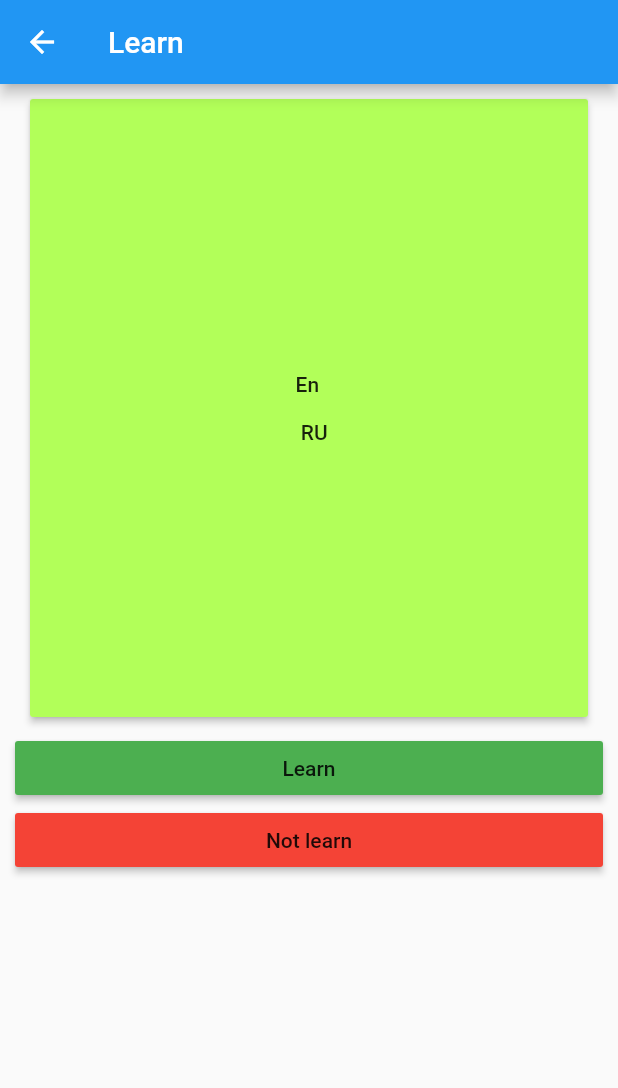
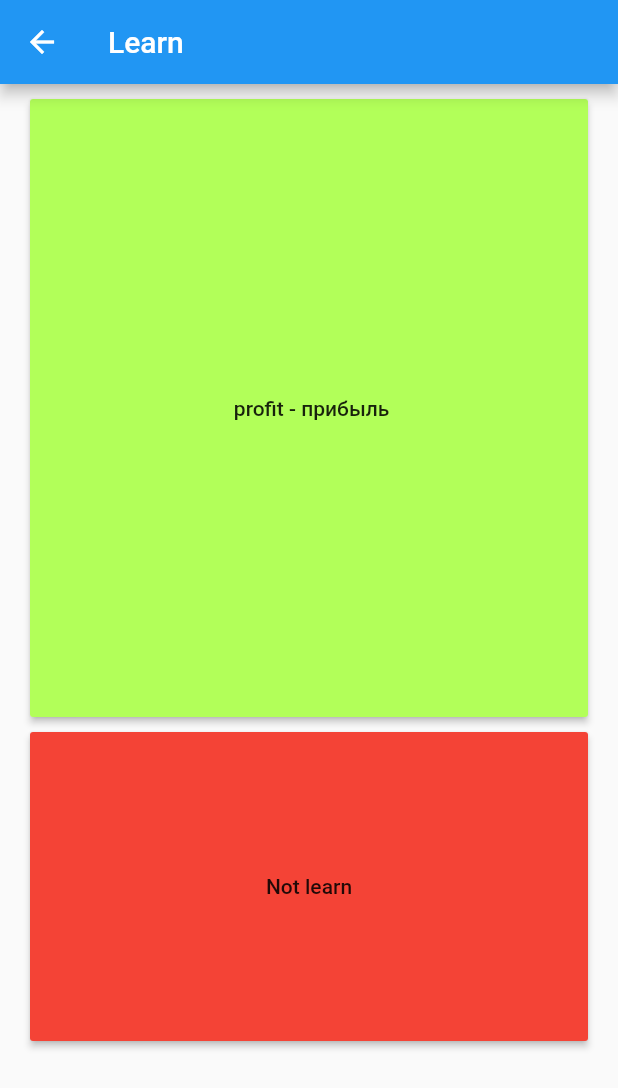
Before and after one commit to tmnk/engApp2, a Flutter app: the Learn screen opened directly, on a phone screen of 412 x 824 dp. Shown: the top 1088 px of the screen. Run offline on Flutter 3.47's test engine with Material 2 defaults, Android fonts, the phone set to English and light mode, and no system bars; our stand-ins replace cloud_firestore; accounts and stored records are empty.

Commit message:
from Learn to Repeat

```diff
--- a/lib/detail.dart
+++ b/lib/detail.dart
@@ -21,7 +21,7 @@ class _FlutterDemoState extends State<DetailScreen> {
   String _text = 'w';
   List data;
   Future getData() {
-    var fire = Firestore.instance.collection("data").add({"ver 1" : "hrrll"});
+    var fire = Firestore.instance.collection("backup").add({"data" : "hrrll"});
   }
 //  Collection _data = new Collection(0, [], DateTime.now());
   @override
--- a/lib/io.dart
+++ b/lib/io.dart
@@ -67,7 +67,7 @@ class CounterStorage {
  ///////////////////////////////////
 }
 
-var jsonData = [{"en": "structure", "ru": "структура"},
+List jsonData = [{"en": "structure", "ru": "структура"},
 {"en": "hair", "ru": "волосы"},
 {"en": "check", "ru": "проверить"},
 {"en": "brave", "ru": "храбрый"},
--- a/lib/learn.dart
+++ b/lib/learn.dart
@@ -7,6 +7,7 @@ import 'package:path_provider/path_provider.dart';
 import './io.dart';
 import './classes.dart';
 import 'dart:math';
+import './repeat.dart';
 
 class Learn extends StatefulWidget {
   final CounterStorage storage;
@@ -19,16 +20,22 @@ class Learn extends StatefulWidget {
 class _FlutterDemoState extends State<Learn> {
   String _text = 'w';
   String _firstWord = "En", _secondWord = "RU";
-  String data;
+  int _currCount = 0;
+  int count;
+  List data, trash = new List(), _d3ata = new List(), _d9ata = new List(), _d27ata = new List();
 //  Collection _data = new Collection(0, [], DateTime.now());
   @override
   void initState() {
     super.initState();
     widget.storage.readJson().then((String value) {
       setState(() {
-          data = value;
+          data = jsonDecode(value);
+          _currCount = data.length - 1;
+          _firstWord = data[_currCount]["en"];
+          _secondWord = data[_currCount]["ru"];
+          count = 0;
       });
-      print(jsonDecode(data).length);
+      print(data.length);
     });
   }
 
@@ -54,35 +61,49 @@ class _FlutterDemoState extends State<Learn> {
                 child: Center(child:
                 RaisedButton(
                   color : Colors.lightGreenAccent,
-                  onPressed: () => {},
+                  onPressed: ()  {
+                    setState(()  {
+                      count++;
+                      if (count == 3) {
+                        _d3ata.add(new Word(_firstWord, _secondWord, 0, []));
+                        if (_d9ata.length == 6) {
+                          _d9ata += _d3ata;
+                           _navigateToRepeat(context, _d9ata, 9);
+                          _d27ata += _d9ata;
+                          //if _d27 == 18 ...
+                          _d9ata = new List();
+                        }
+                        else {
+                           _navigateToRepeat(context, _d3ata, 3);
+                          _d9ata += _d3ata;
+                        }
+                        _d3ata = new List();
+                        count = 0;
+
+                      }
+                      else {
+                        _d3ata.add(new Word(_firstWord, _secondWord, 0, []));
+                      }
+                      _currCount--;
+                      _firstWord = data[_currCount]["en"];
+                      _secondWord = data[_currCount]["ru"];
+                    });
+                    print(_currCount);
+                  },
 
                   child:
-                  Center(child: Text('\t$_firstWord \n\n\t $_secondWord')),
+                  Center(child: Text('\t$_firstWord - $_secondWord')),
                 ),
                 ),
               ),
               padding: EdgeInsets.symmetric(vertical: 10, horizontal: 20),
             ),
 
+
             Padding(
               child : SizedBox(
                 width: MediaQuery.of(context).size.width ,
-                child: Center(child:
-                RaisedButton(
-                  color : Colors.green,
-                  onPressed: () {
-
-                  },
-                  child:
-                  Center(child: Text('Learn')),
-                ),
-                ),
-              ),
-              padding: EdgeInsets.symmetric(vertical: 0, horizontal: 10),
-            ),
-            Padding(
-              child : SizedBox(
-                width: MediaQuery.of(context).size.width ,
+                height: MediaQuery.of(context).size.height / 4 ,
                 child: Center(child:
                 RaisedButton(
                   color : Colors.red,
@@ -94,12 +115,29 @@ class _FlutterDemoState extends State<Learn> {
                 ),
                 ),
               ),
-              padding: EdgeInsets.symmetric(vertical: 0, horizontal: 10),
+              padding: EdgeInsets.symmetric(vertical: 0, horizontal: 20),
             ),
           ],
         )
 
     );
   }
+  _navigateToRepeat(BuildContext context, List d, int r) async {
 
+    final result = await Navigator.push(
+      context,
+      MaterialPageRoute(builder: (context) => Repeat(storage: CounterStorage(), repeatNum : 1, jsonData : new Collection(0, d, DateTime.now()))), ///////////////////////Стору надо послать
+    );
+    if (result != null) {
+      print(result.jsonReturn());
+    }
+    else {
+      setState((){
+        _currCount += r;
+        count = 0;
+        _firstWord = data[_currCount]["en"];
+        _secondWord = data[_currCount]["ru"];
+      });
+    }
+  }
 }
--- a/lib/repeat.dart
+++ b/lib/repeat.dart
@@ -71,18 +71,18 @@ class _FlutterDemoState extends State<Repeat> {
                 onPressed: (_mode != "EN" && _mode != "RU")  ? null : () {
                       setState(() {
                         if (_mode == "EN") {
-                          _secondWord = _currWord.ru;
+                          _secondWord = " - " + _currWord.ru;
                           _mode = "-e";
                         }
                         else {
-                          _secondWord = _currWord.en;
+                          _secondWord = " - " + _currWord.en;
                           _mode = "-r";
 
                         }
                       });
                 },
                 child:
-                      Center(child: Text('\t$_firstWord \n\n\t $_secondWord')),
+                      Center(child: Text('\t$_firstWord  $_secondWord')),
               ),
               ),
             ),
```
